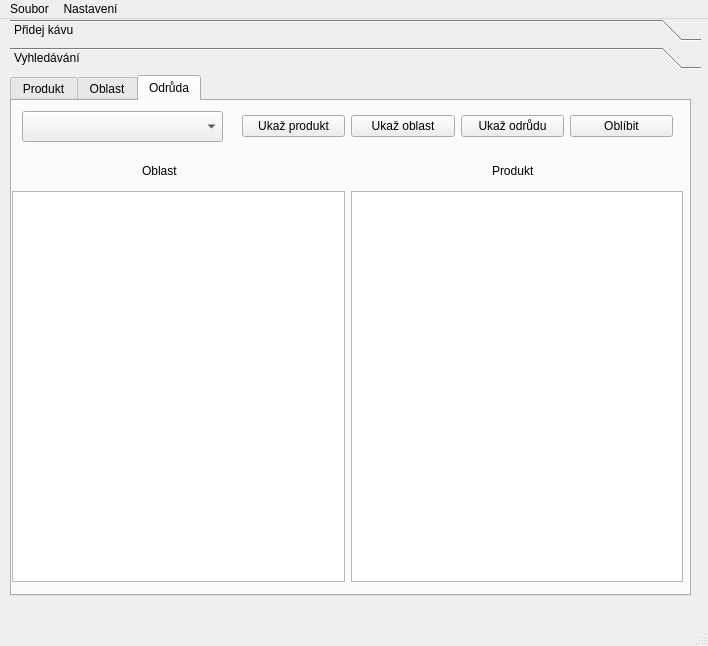
First picture: the form in projekt/mainwindow.ui, repository Luckays/coffee, before the edit.
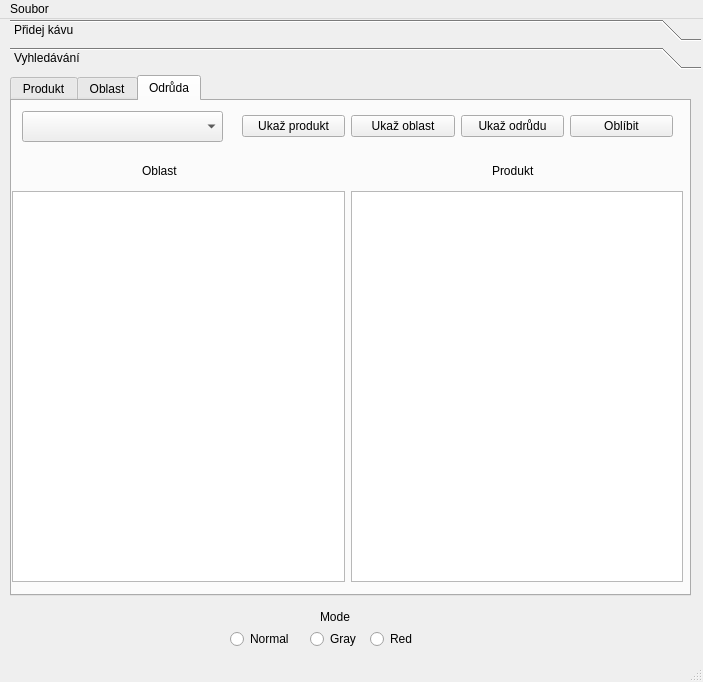
Second picture: the form after the edit.

```diff
--- a/projekt/mainwindow.ui
+++ b/projekt/mainwindow.ui
@@ -6,8 +6,8 @@
    <rect>
     <x>0</x>
     <y>0</y>
-    <width>708</width>
-    <height>646</height>
+    <width>703</width>
+    <height>682</height>
    </rect>
   </property>
   <property name="windowTitle">
@@ -820,13 +820,65 @@
      </widget>
     </widget>
    </widget>
+   <widget class="QLabel" name="label_25">
+    <property name="geometry">
+     <rect>
+      <x>320</x>
+      <y>590</y>
+      <width>55</width>
+      <height>16</height>
+     </rect>
+    </property>
+    <property name="text">
+     <string>Mode</string>
+    </property>
+   </widget>
+   <widget class="QRadioButton" name="set_normal">
+    <property name="geometry">
+     <rect>
+      <x>230</x>
+      <y>610</y>
+      <width>71</width>
+      <height>20</height>
+     </rect>
+    </property>
+    <property name="text">
+     <string>Normal</string>
+    </property>
+   </widget>
+   <widget class="QRadioButton" name="set_gray">
+    <property name="geometry">
+     <rect>
+      <x>310</x>
+      <y>610</y>
+      <width>61</width>
+      <height>20</height>
+     </rect>
+    </property>
+    <property name="text">
+     <string>Gray</string>
+    </property>
+   </widget>
+   <widget class="QRadioButton" name="set_red">
+    <property name="geometry">
+     <rect>
+      <x>370</x>
+      <y>610</y>
+      <width>111</width>
+      <height>20</height>
+     </rect>
+    </property>
+    <property name="text">
+     <string>Red</string>
+    </property>
+   </widget>
   </widget>
   <widget class="QMenuBar" name="menubar">
    <property name="geometry">
     <rect>
      <x>0</x>
      <y>0</y>
-     <width>708</width>
+     <width>703</width>
      <height>26</height>
     </rect>
    </property>
@@ -837,19 +889,8 @@
     <addaction name="close_all"/>
     <addaction name="actionTisk"/>
     <addaction name="open_favorite"/>
-    <addaction name="active_depression_2"/>
-   </widget>
-   <widget class="QMenu" name="menuNastaven">
-    <property name="title">
-     <string>Nastavení</string>
-    </property>
-    <addaction name="separator"/>
-    <addaction name="active_depression"/>
-    <addaction name="actionKr_sn_den"/>
-    <addaction name="actionNuda"/>
    </widget>
    <addaction name="menuEditace"/>
-   <addaction name="menuNastaven"/>
   </widget>
   <widget class="QStatusBar" name="statusbar"/>
   <action name="close_all">
```
Left out of the diff: 4 changed lines with no effect on the pictures.
